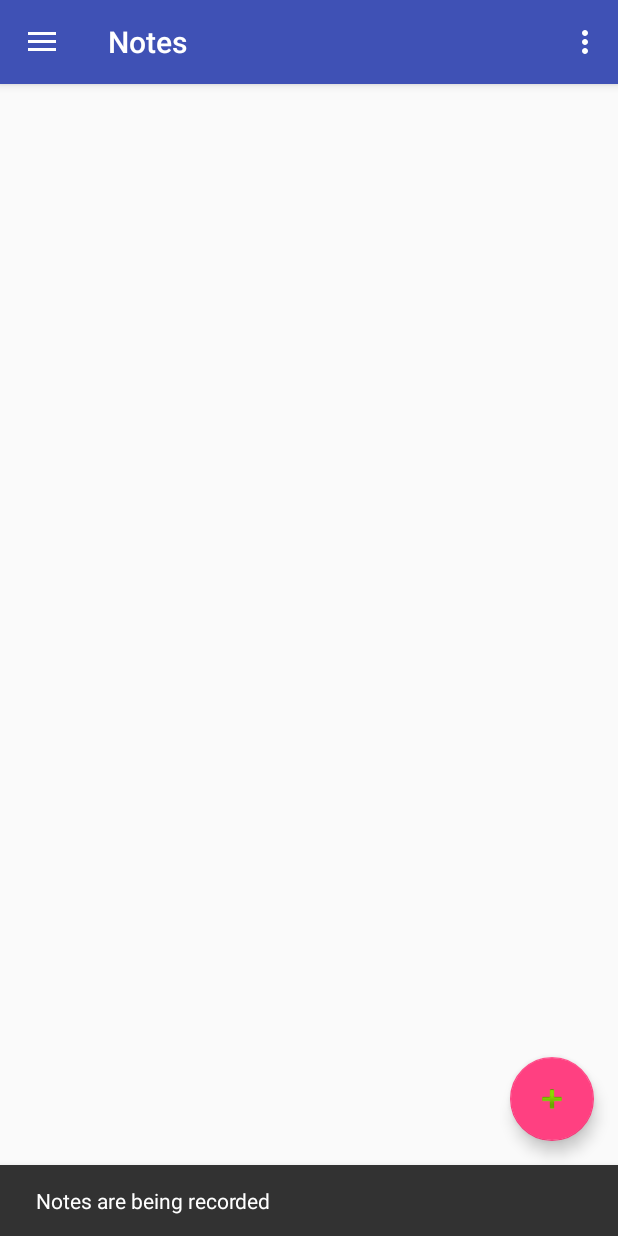
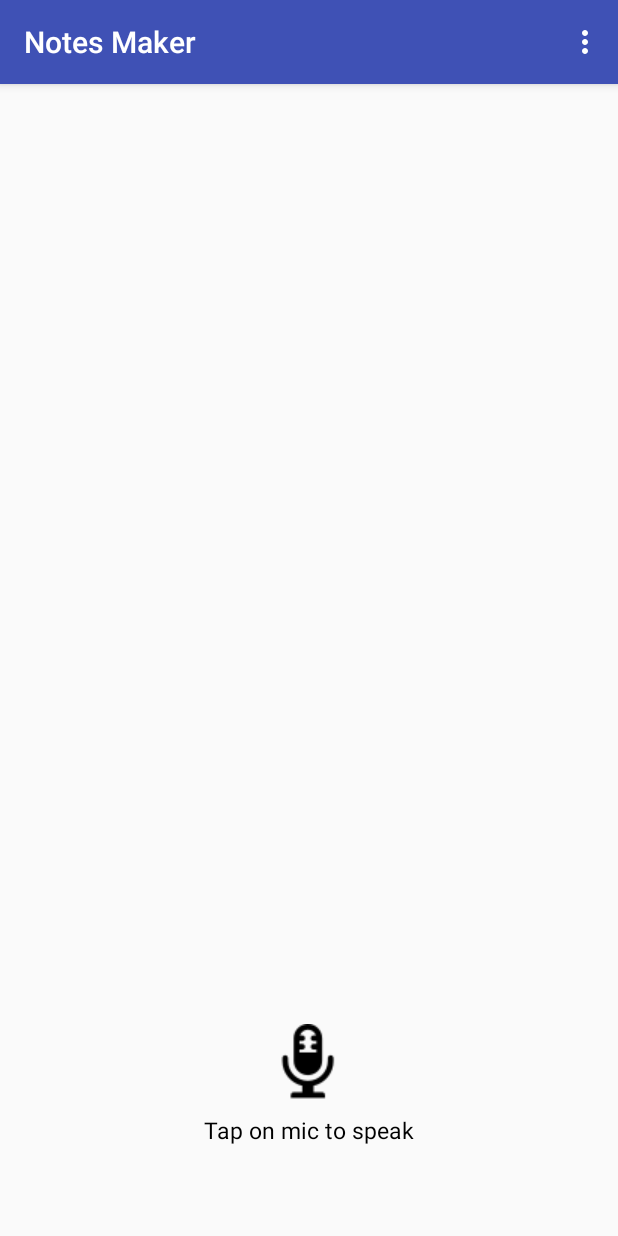
Before and after one commit to mehak0108/Notes-maker, an Android app: the MainActivity screen opened directly, with no data from a screen before it, after a tap on an icon or button, on a phone screen of 412 x 824 dp. Run offline under Robolectric (Android 15) with nearby library versions, the phone set to English and light mode, and no system bars.

Commit message:
Started working on the feature

```diff
--- a/app/build.gradle
+++ b/app/build.gradle
@@ -4,7 +4,7 @@ android {
     compileSdkVersion 27
     defaultConfig {
         applicationId "com.example.mehak.notes_maker"
-        minSdkVersion 23
+        minSdkVersion 21
         targetSdkVersion 27
         versionCode 1
         versionName "1.0"
@@ -24,6 +24,7 @@ dependencies {
     implementation 'com.android.support.constraint:constraint-layout:1.1.0'
     implementation 'com.android.support:support-v4:27.1.1'
     implementation 'com.android.support:design:27.1.1'
+    implementation 'com.google.code.gson:gson:2.8.4'
     testImplementation 'junit:junit:4.12'
     androidTestImplementation 'com.android.support.test:runner:1.0.2'
     androidTestImplementation 'com.android.support.test.espresso:espresso-core:3.0.2'
--- a/app/src/main/java/com/example/mehak/notes_maker/MainActivity.java
+++ b/app/src/main/java/com/example/mehak/notes_maker/MainActivity.java
@@ -1,6 +1,10 @@
 package com.example.mehak.notes_maker;
 
+import android.Manifest;
+import android.content.Intent;
+import android.net.Uri;
 import android.os.Bundle;
+import android.provider.MediaStore;
 import android.support.design.widget.FloatingActionButton;
 import android.support.design.widget.Snackbar;
 import android.view.View;
@@ -13,9 +17,13 @@ import android.support.v7.widget.Toolbar;
 import android.view.Menu;
 import android.view.MenuItem;
 
+import java.io.File;
+
 public class MainActivity extends AppCompatActivity
         implements NavigationView.OnNavigationItemSelectedListener {
 
+    public static final int REQUESTCODE_RECORDING = 3;
+    public static final int AUDIO_PERMISSIONS_REQUEST = 2;
     @Override
     protected void onCreate(Bundle savedInstanceState) {
         super.onCreate(savedInstanceState);
@@ -27,8 +35,9 @@ public class MainActivity extends AppCompatActivity
         fab.setOnClickListener(new View.OnClickListener() {
             @Override
             public void onClick(View view) {
-                Snackbar.make(view, "Notes are being recorded", Snackbar.LENGTH_LONG)
-                        .setAction("Action", null).show();
+                Snackbar.make(view, "Notes are being recorded", Snackbar.LENGTH_LONG).setAction("Action", null).show();
+                Intent intent = new Intent(MainActivity.this, NotesActivity.class);
+                startActivity(intent);
             }
         });
 
--- /dev/null
+++ b/app/src/main/java/com/example/mehak/notes_maker/NotesActivity.java
@@ -0,0 +1,100 @@
+package com.example.mehak.notes_maker;
+
+import android.content.ActivityNotFoundException;
+import android.content.Intent;
+import android.speech.RecognizerIntent;
+import android.support.v7.app.AppCompatActivity;
+import android.os.Bundle;
+import android.view.Menu;
+import android.view.MenuItem;
+import android.view.View;
+import android.widget.ImageButton;
+import android.widget.TextView;
+import android.widget.Toast;
+
+import java.util.ArrayList;
+import java.util.Locale;
+
+public class NotesActivity extends AppCompatActivity {
+
+    ArrayList<String> result;
+    private TextView txtSpeechInput;
+    private ImageButton btnSpeak;
+    private final int REQ_CODE_SPEECH_INPUT = 100;
+
+    @Override
+    protected void onCreate(Bundle savedInstanceState) {
+        super.onCreate(savedInstanceState);
+        setContentView(R.layout.activity_notes);
+
+        txtSpeechInput = (TextView) findViewById(R.id.txtSpeechInput);
+        btnSpeak = (ImageButton) findViewById(R.id.btnSpeak);
+
+        btnSpeak.setOnClickListener(new View.OnClickListener() {
+
+            @Override
+            public void onClick(View v) {
+                promptSpeechInput();
+            }
+        });
+    }
+
+    private void promptSpeechInput() {
+        Intent intent = new Intent(RecognizerIntent.ACTION_RECOGNIZE_SPEECH);
+        intent.putExtra(RecognizerIntent.EXTRA_LANGUAGE_MODEL,
+                RecognizerIntent.LANGUAGE_MODEL_FREE_FORM);
+        intent.putExtra(RecognizerIntent.EXTRA_LANGUAGE, Locale.getDefault());
+        intent.putExtra(RecognizerIntent.EXTRA_PROMPT,
+                getString(R.string.speech_prompt));
+        try {
+            startActivityForResult(intent, REQ_CODE_SPEECH_INPUT);
+        } catch (ActivityNotFoundException a) {
+            Toast.makeText(getApplicationContext(),
+                    getString(R.string.speech_not_supported),
+                    Toast.LENGTH_SHORT).show();
+        }
+    }
+
+    /**
+     * Receiving speech input
+     * */
+    @Override
+    protected void onActivityResult(int requestCode, int resultCode, Intent data) {
+        super.onActivityResult(requestCode, resultCode, data);
+
+        switch (requestCode) {
+            case REQ_CODE_SPEECH_INPUT: {
+                if (resultCode == RESULT_OK && null != data) {
+
+                    result = data
+                            .getStringArrayListExtra(RecognizerIntent.EXTRA_RESULTS);
+                    txtSpeechInput.setText(result.get(0));
+                }
+                break;
+            }
+
+        }
+    }
+
+    @Override
+    public boolean onCreateOptionsMenu(Menu menu) {
+        // Inflate the menu; this adds items to the action bar if it is present.
+        getMenuInflater().inflate(R.menu.main, menu);
+        return true;
+    }
+
+    @Override
+    public boolean onOptionsItemSelected(MenuItem item) {
+
+        int id = item.getItemId();
+        if(id == R.id.action_phrase){
+            Intent intent  = new Intent(NotesActivity.this, PhrasesActivity.class);
+            intent.putExtra("Words", result.get(0));
+            startActivity(intent);
+
+        }
+        return super.onOptionsItemSelected(item);
+    }
+
+
+}
--- /dev/null
+++ b/app/src/main/res/layout/activity_notes.xml
@@ -0,0 +1,47 @@
+<?xml version="1.0" encoding="utf-8"?>
+<RelativeLayout xmlns:android="http://schemas.android.com/apk/res/android"
+    xmlns:app="http://schemas.android.com/apk/res-auto"
+    xmlns:tools="http://schemas.android.com/tools"
+    android:layout_width="match_parent"
+    android:layout_height="match_parent"
+    android:orientation="vertical"
+    tools:context=".NotesActivity">
+
+    <TextView
+        android:id="@+id/txtSpeechInput"
+        android:layout_width="wrap_content"
+        android:layout_height="wrap_content"
+        android:layout_alignParentTop="true"
+        android:layout_centerHorizontal="true"
+        android:layout_marginTop="100dp"
+        android:textColor="@android:color/black"
+        android:textSize="26dp"
+        android:textStyle="normal" />
+
+    <LinearLayout
+        android:layout_width="wrap_content"
+        android:layout_height="wrap_content"
+        android:layout_alignParentBottom="true"
+        android:layout_centerHorizontal="true"
+        android:layout_marginBottom="60dp"
+        android:gravity="center"
+        android:orientation="vertical" >
+
+        <ImageButton
+            android:id="@+id/btnSpeak"
+            android:layout_width="wrap_content"
+            android:layout_height="wrap_content"
+            android:background="@null"
+            android:src="@drawable/ic_mic" />
+
+        <TextView
+            android:layout_width="wrap_content"
+            android:layout_height="wrap_content"
+            android:layout_marginTop="10dp"
+            android:text="@string/tap_on_mic"
+            android:textColor="@android:color/black"
+            android:textSize="15dp"
+            android:textStyle="normal" />
+    </LinearLayout>
+
+</RelativeLayout>
--- /dev/null
+++ b/app/src/main/res/menu/main.xml
@@ -0,0 +1,10 @@
+<?xml version="1.0" encoding="utf-8"?>
+<menu xmlns:android="http://schemas.android.com/apk/res/android"
+    xmlns:app="http://schemas.android.com/apk/res-auto">
+    <item
+        android:id="@+id/action_phrase"
+        android:orderInCategory="1"
+        android:title="@string/action_phrase"
+        app:showAsAction="never" />
+
+</menu>
--- a/app/src/main/res/values/colors.xml
+++ b/app/src/main/res/values/colors.xml
@@ -3,4 +3,9 @@
     <color name="colorPrimary">#3F51B5</color>
     <color name="colorPrimaryDark">#303F9F</color>
     <color name="colorAccent">#FF4081</color>
+
+    <!--Notes page-->
+    <color name="white">#ffffff</color>
+    <color name="bg_gradient_start">#31244e</color>
+    <color name="bg_gradient_end">#6b394c</color>
 </resources>
--- a/app/src/main/res/values/strings.xml
+++ b/app/src/main/res/values/strings.xml
@@ -13,4 +13,11 @@
     <!--Login page-->
     <string name="btn_txt">Login</string>
 
+    <!--Notes page-->
+    <string name="hello_world">Hello world!</string>
+    <string name="speech_prompt">Say something&#8230;</string>
+    <string name="speech_not_supported">Sorry! Your device doesn\'t support speech input</string>
+    <string name="tap_on_mic">Tap on mic to speak</string>
+    <string name="action_phrase">Phrases</string>
+
 </resources>
```
Also changed, not shown: app/src/main/AndroidManifest.xml (+6 -1 lines), app/src/main/java/com/example/mehak/notes_maker/GetKeyPhrases.java (added, +93 -0 lines), app/src/main/java/com/example/mehak/notes_maker/KeyPhrase.java (added, +38 -0 lines), app/src/main/java/com/example/mehak/notes_maker/PermissionUtils.java (added, +47 -0 lines), app/src/main/java/com/example/mehak/notes_maker/PhrasesActivity.java (added, +96 -0 lines), app/src/main/res/layout/activity_phrases.xml (added, +20 -0 lines), app/src/main/res/drawable/ic_mic.png (added).
